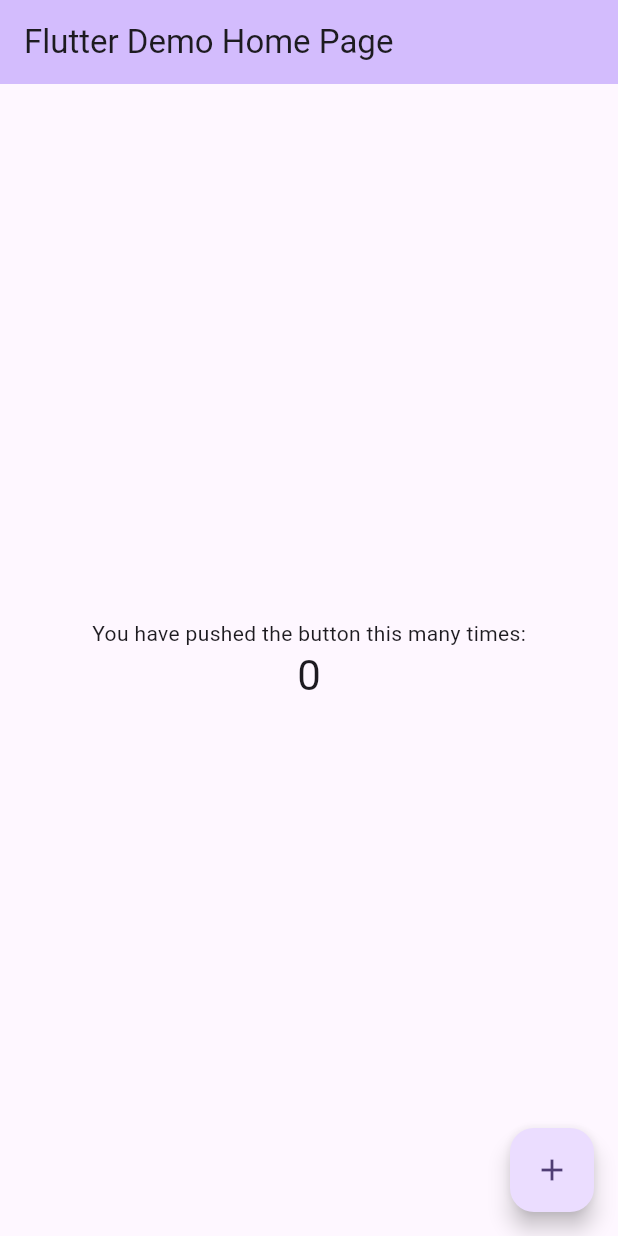
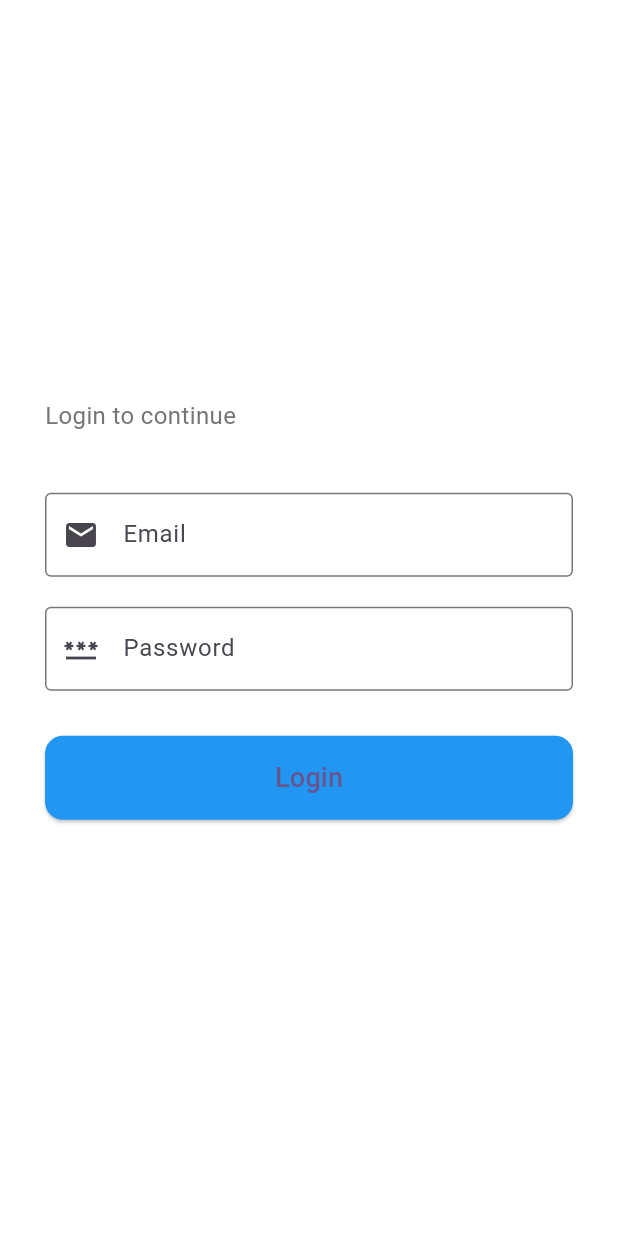
Before and after one commit to Nihal-Mohammed-V/Test-api, a Flutter app: the screen it shows after launch, on a phone screen of 412 x 824 dp. Run offline on Flutter 3.47's test engine with Material 3 defaults, Android fonts, the phone set to English and light mode, and no system bars; our stand-ins replace auto_route.

```diff
--- /dev/null
+++ b/lib/app/app.dart
@@ -0,0 +1,20 @@
+import 'package:api_test/app/router/app_router.dart';
+import 'package:flutter/material.dart';
+
+class MyApp extends StatelessWidget {
+  MyApp({super.key});
+
+  final appRouter = AppRouter();
+
+  @override
+  Widget build(BuildContext context) {
+    return MaterialApp.router(
+      routerConfig: appRouter.config(),
+      title: 'Flutter Demo',
+      theme: ThemeData(
+        colorScheme: ColorScheme.fromSeed(seedColor: Colors.deepPurple),
+      ),
+      debugShowCheckedModeBanner: false,
+    );
+  }
+}
--- /dev/null
+++ b/lib/app/router/app_router.dart
@@ -0,0 +1,21 @@
+import 'package:api_test/app/router/app_router.gr.dart';
+import 'package:auto_route/auto_route.dart';
+
+@AutoRouterConfig(replaceInRouteName: 'View|Page|Screen,Route')
+class AppRouter extends RootStackRouter {
+  static final AppRouter _instance = AppRouter._internal();
+  factory AppRouter() => _instance;
+  AppRouter._internal();
+
+  static AppRouter get instance => _instance;
+
+  @override
+  RouteType get defaultRouteType => const RouteType.material();
+
+  @override
+  List<AutoRoute> get routes => [
+    AutoRoute(page: Loginscreen.page, path: '/', initial: true),
+    AutoRoute(page: HomeRoute.page, path: '/HomeRoute'),
+    AutoRoute(page: ProfileRoute.page, path: '/ProfileRoute'),
+  ];
+}
--- a/lib/main.dart
+++ b/lib/main.dart
@@ -1,122 +1,6 @@
+import 'package:api_test/app/app.dart';
 import 'package:flutter/material.dart';
 
 void main() {
-  runApp(const MyApp());
+  runApp( MyApp());
 }
-
-class MyApp extends StatelessWidget {
-  const MyApp({super.key});
-
-  // This widget is the root of your application.
-  @override
-  Widget build(BuildContext context) {
-    return MaterialApp(
-      title: 'Flutter Demo',
-      theme: ThemeData(
-        // This is the theme of your application.
-        //
-        // TRY THIS: Try running your application with "flutter run". You'll see
-        // the application has a purple toolbar. Then, without quitting the app,
-        // try changing the seedColor in the colorScheme below to Colors.green
-        // and then invoke "hot reload" (save your changes or press the "hot
-        // reload" button in a Flutter-supported IDE, or press "r" if you used
-        // the command line to start the app).
-        //
-        // Notice that the counter didn't reset back to zero; the application
-        // state is not lost during the reload. To reset the state, use hot
-        // restart instead.
-        //
-        // This works for code too, not just values: Most code changes can be
-        // tested with just a hot reload.
-        colorScheme: ColorScheme.fromSeed(seedColor: Colors.deepPurple),
-      ),
-      home: const MyHomePage(title: 'Flutter Demo Home Page'),
-    );
-  }
-}
-
-class MyHomePage extends StatefulWidget {
-  const MyHomePage({super.key, required this.title});
-
-  // This widget is the home page of your application. It is stateful, meaning
-  // that it has a State object (defined below) that contains fields that affect
-  // how it looks.
-
-  // This class is the configuration for the state. It holds the values (in this
-  // case the title) provided by the parent (in this case the App widget) and
-  // used by the build method of the State. Fields in a Widget subclass are
-  // always marked "final".
-
-  final String title;
-
-  @override
-  State<MyHomePage> createState() => _MyHomePageState();
-}
-
-class _MyHomePageState extends State<MyHomePage> {
-  int _counter = 0;
-
-  void _incrementCounter() {
-    setState(() {
-      // This call to setState tells the Flutter framework that something has
-      // changed in this State, which causes it to rerun the build method below
-      // so that the display can reflect the updated values. If we changed
-      // _counter without calling setState(), then the build method would not be
-      // called again, and so nothing would appear to happen.
-      _counter++;
-    });
-  }
-
-  @override
-  Widget build(BuildContext context) {
-    // This method is rerun every time setState is called, for instance as done
-    // by the _incrementCounter method above.
-    //
-    // The Flutter framework has been optimized to make rerunning build methods
-    // fast, so that you can just rebuild anything that needs updating rather
-    // than having to individually change instances of widgets.
-    return Scaffold(
-      appBar: AppBar(
-        // TRY THIS: Try changing the color here to a specific color (to
-        // Colors.amber, perhaps?) and trigger a hot reload to see the AppBar
-        // change color while the other colors stay the same.
-        backgroundColor: Theme.of(context).colorScheme.inversePrimary,
-        // Here we take the value from the MyHomePage object that was created by
-        // the App.build method, and use it to set our appbar title.
-        title: Text(widget.title),
-      ),
-      body: Center(
-        // Center is a layout widget. It takes a single child and positions it
-        // in the middle of the parent.
-        child: Column(
-          // Column is also a layout widget. It takes a list of children and
-          // arranges them vertically. By default, it sizes itself to fit its
-          // children horizontally, and tries to be as tall as its parent.
-          //
-          // Column has various properties to control how it sizes itself and
-          // how it positions its children. Here we use mainAxisAlignment to
-          // center the children vertically; the main axis here is the vertical
-          // axis because Columns are vertical (the cross axis would be
-          // horizontal).
-          //
-          // TRY THIS: Invoke "debug painting" (choose the "Toggle Debug Paint"
-          // action in the IDE, or press "p" in the console), to see the
-          // wireframe for each widget.
-          mainAxisAlignment: MainAxisAlignment.center,
-          children: <Widget>[
-            const Text('You have pushed the button this many times:'),
-            Text(
-              '$_counter',
-              style: Theme.of(context).textTheme.headlineMedium,
-            ),
-          ],
-        ),
-      ),
-      floatingActionButton: FloatingActionButton(
-        onPressed: _incrementCounter,
-        tooltip: 'Increment',
-        child: const Icon(Icons.add),
-      ), // This trailing comma makes auto-formatting nicer for build methods.
-    );
-  }
-}
--- /dev/null
+++ b/lib/src/presentation/views/login/loginscreen.dart
@@ -0,0 +1,74 @@
+import 'package:api_test/app/router/app_router.gr.dart';
+import 'package:auto_route/annotations.dart';
+import 'package:auto_route/auto_route.dart';
+import 'package:flutter/material.dart';
+
+
+@RoutePage()
+class Loginscreen extends StatelessWidget {
+  const Loginscreen({super.key});
+
+  @override
+  Widget build(BuildContext context) {
+    return SafeArea(
+      child: Scaffold(
+        backgroundColor: Colors.white,
+        body: Center(
+          child: SingleChildScrollView(
+            padding: const EdgeInsets.symmetric(horizontal: 30, vertical: 20),
+            child: Column(
+              crossAxisAlignment: CrossAxisAlignment.start,
+              children: [
+                const SizedBox(height: 8),
+                Text(
+                  "Login to continue",
+                  style: TextStyle(fontSize: 16, color: Colors.grey[600]),
+                ),
+                const SizedBox(height: 40),
+
+                TextFormField(
+                  keyboardType: TextInputType.emailAddress,
+                  decoration: const InputDecoration(
+                    labelText: "Email",
+                    hintText: "Enter your email",
+                    prefixIcon: Icon(Icons.email),
+                    border: OutlineInputBorder(),
+                  ),
+                ),
+                const SizedBox(height: 20),
+
+                TextFormField(
+                  obscureText: true,
+                  decoration: const InputDecoration(
+                    labelText: "Password",
+                    hintText: "Enter your password",
+                    prefixIcon: Icon(Icons.password),
+                    border: OutlineInputBorder(),
+                  ),
+                ),
+                const SizedBox(height: 30),
+
+                SizedBox(
+                  width: double.infinity,
+                  child: ElevatedButton(
+                    style: ElevatedButton.styleFrom(
+                      padding: const EdgeInsets.symmetric(vertical: 15),
+                      shape: RoundedRectangleBorder(
+                        borderRadius: BorderRadius.circular(12),
+                      ),
+                      backgroundColor: Colors.blue,
+                    ),
+                    onPressed:(){context.router.push(HomeRoute());},
+                    child: const Text("Login", style: TextStyle(fontSize: 18)),
+                  ),
+                ),
+
+                const SizedBox(height: 20),
+              ],
+            ),
+          ),
+        ),
+      ),
+    );
+  }
+}
```
Also changed, not shown: lib/src/presentation/views/home/homescreen.dart (added, +51 -0 lines), lib/src/presentation/views/profile/profile_screen.dart (added, +81 -0 lines), pubspec.yaml (+7 -0 lines), lib/app/router/app_router.gr.dart (added), pubspec.lock, 1 other file.
